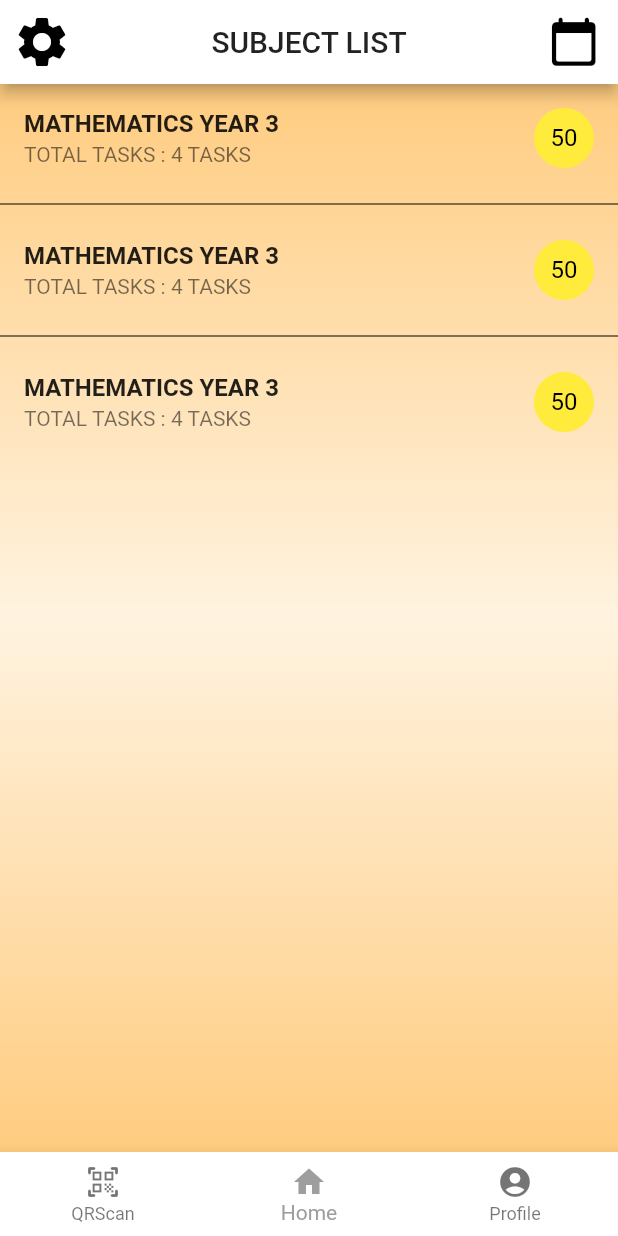
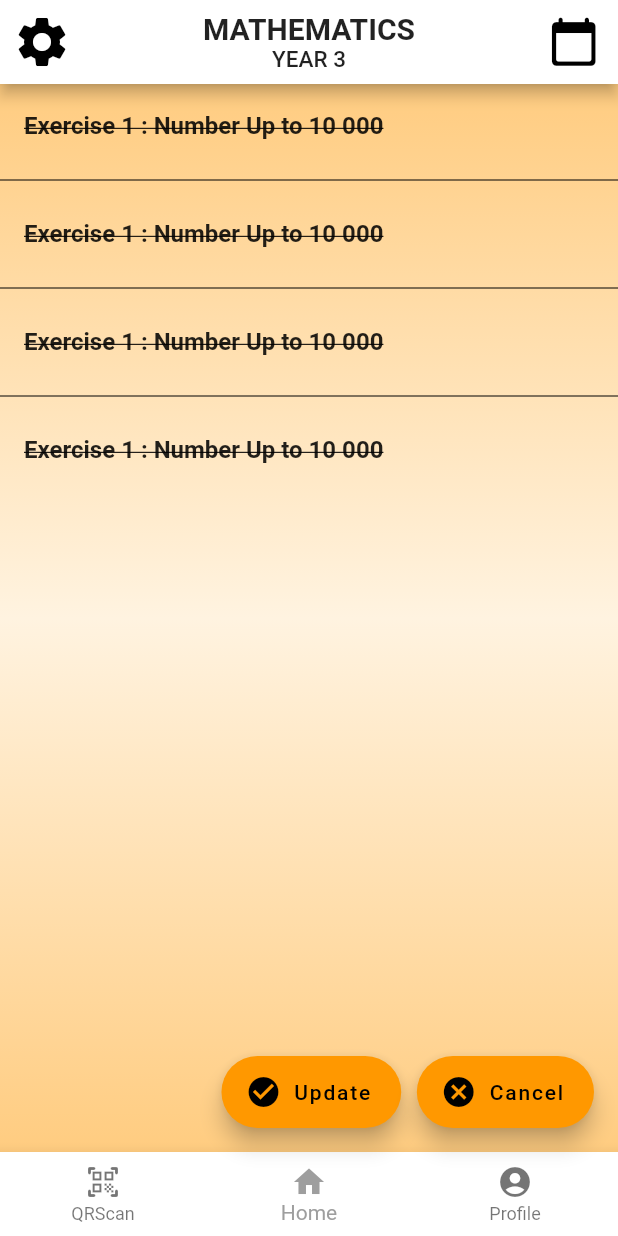
Before and after one commit to TomPY1234/Schoo-Lah_Frontend, a Flutter app: the screen it shows after launch, on a phone screen of 412 x 824 dp. Run offline on Flutter 3.47's test engine with Material 2 defaults, Android fonts, the phone set to English and light mode, and no system bars; our stand-ins replace splashscreen.

Commit message:
Create Task List for one Subject

```diff
--- a/lib/main.dart
+++ b/lib/main.dart
@@ -1,13 +1,13 @@
 import 'package:flutter/material.dart';
 
 //import 'package:schoolah_mobile_app/mainScreens/splashscreen.dart';
-import 'package:schoolah_mobile_app/studentScreens/subjectlist.dart';
+import 'package:schoolah_mobile_app/studentScreens/tasklist.dart';
 
 void main() => runApp(
   MaterialApp(
     title: 'Schoo-Lah',
     debugShowCheckedModeBanner: false,
     theme: ThemeData(primarySwatch: Colors.orange),
-    home: StudentSubjectListScreen(),
+    home: StudentTaskListScreen(),
   ),
 );
--- a/lib/studentScreens/tasklist.dart
+++ b/lib/studentScreens/tasklist.dart
@@ -0,0 +1,117 @@
+import 'package:flutter/material.dart';
+
+class StudentTaskListScreen extends StatefulWidget
+{
+  @override
+  _StudentTaskListState createState() => _StudentTaskListState();
+}
+
+class _StudentTaskListState extends State <StudentTaskListScreen>
+{
+  int _selectedIndex = 1;
+
+  void _onItemTapped(int index)
+  {
+    if (index == 0)
+    { setState(() { _selectedIndex = index; }); }
+    else if (index == 1)
+    { setState(() { _selectedIndex = index; });}
+    else
+    { setState(() { _selectedIndex = index; });}
+  }
+
+  @override
+  Widget build(BuildContext context)
+  {
+    return Scaffold(
+      appBar: AppBar(
+        backgroundColor: Colors.white,
+        leading: Icon(Icons.settings, size: 40.0),
+        title: Column(
+          children: <Widget> [
+            Text('MATHEMATICS', style: TextStyle(fontSize: 20, fontWeight: FontWeight.bold)),
+            Text('YEAR 3', style: TextStyle(fontSize: 15)),
+          ],
+        ),
+        centerTitle: true,
+        actions: <Widget> [
+          Icon(Icons.calendar_today_rounded, size: 35.0),
+          SizedBox(width: 12.0)
+        ],
+      ),
+
+      body: Container(
+        decoration: BoxDecoration(
+          gradient: LinearGradient(
+            colors: [
+              Colors.orange[200],
+              Colors.orange[50],
+              Colors.orange[200],
+            ],
+            begin: Alignment.topCenter,
+            end: Alignment.bottomCenter,
+          ),
+        ),
+        child: ListView.separated(
+          itemCount: 4,
+          separatorBuilder: (context, index) => Divider(color: Colors.black),
+          itemBuilder: (context, index) => ListTile(
+            tileColor: Colors.greenAccent[400],
+            title: Text(
+              'Exercise 1 : Number Up to 10 000',
+              style: TextStyle(
+                fontWeight: FontWeight.bold,
+                decoration: TextDecoration.lineThrough
+              )
+            ),
+            onTap: () {},
+          ),
+        ),
+      ),
+
+      floatingActionButton: Row(
+        mainAxisAlignment: MainAxisAlignment.end,
+        children: <Widget>[
+          FloatingActionButton.extended(
+            heroTag: null,
+            onPressed: () {},
+            label: Text('Update'),
+            icon: Icon(Icons.check_circle),
+          ),
+
+          Text('   '),
+
+          FloatingActionButton.extended(
+            heroTag: null,
+            onPressed: () {},
+            label: Text('Cancel'),
+            icon: Icon(Icons.cancel),
+          ),
+        ],
+      ),
+
+      bottomNavigationBar: BottomNavigationBar(
+        backgroundColor: Colors.white,
+        items: const <BottomNavigationBarItem> [
+          BottomNavigationBarItem(
+            icon: Icon(Icons.qr_code_scanner_rounded),
+            label: 'QRScan',
+          ),
+
+          BottomNavigationBarItem(
+            icon: Icon(Icons.home),
+            label: 'Home',
+          ),
+
+          BottomNavigationBarItem(
+            icon: Icon(Icons.account_circle_rounded),
+            label: 'Profile',
+          ),
+        ],
+        currentIndex: _selectedIndex,
+        selectedItemColor: Colors.grey[500],
+        onTap: _onItemTapped,
+      ),
+    );
+  }
+}
```
